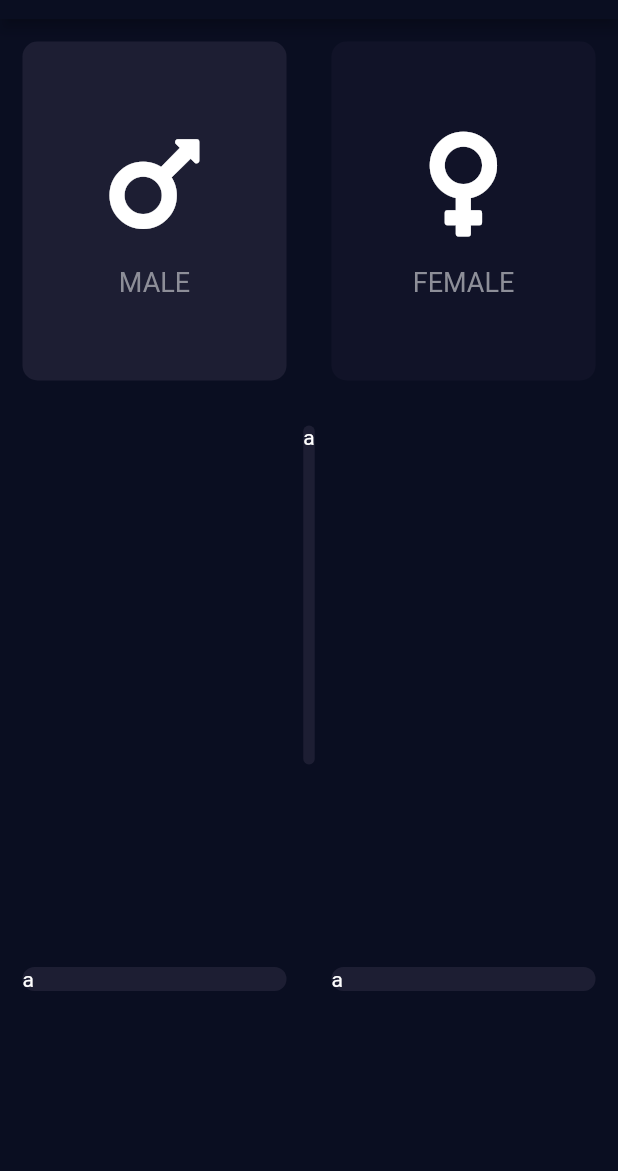
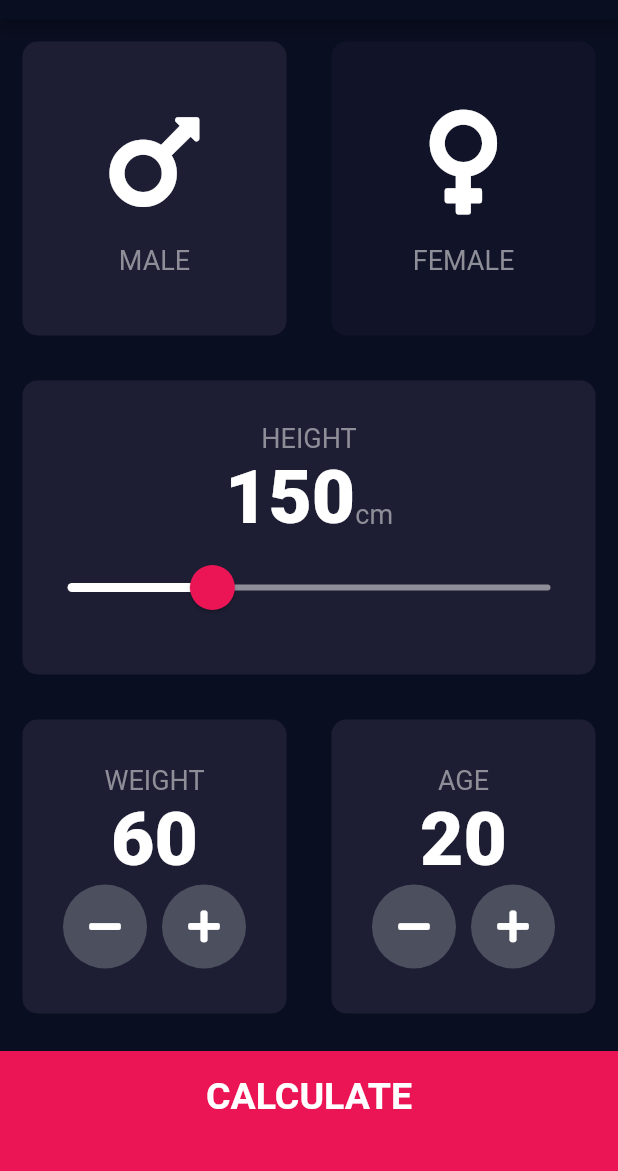
Before and after one commit to hkm007/bmi_calculator, a Flutter app: the screen it shows after launch, after a tap on "MALE", on a phone screen of 412 x 824 dp, the part 65-1236 px from its top. Run offline on Flutter 3.47's test engine with Material 2 defaults, Android fonts, the phone set to English and light mode, and no system bars; our stand-ins replace font_awesome_flutter.

Commit message:
final commit

```diff
--- /dev/null
+++ b/lib/bmi_calculator_brain.dart
@@ -0,0 +1,35 @@
+import 'dart:math';
+
+class BMICalculatorBrain {
+  BMICalculatorBrain({this.height, this.weight});
+
+  final int? height;
+  final int? weight;
+
+  double? _bmi;
+
+  String? calculateBMI() {
+    _bmi = weight! / pow(height! / 100, 2);
+    return _bmi?.toStringAsFixed(1);
+  }
+
+  String getResult() {
+    if(_bmi! >= 25) {
+      return 'Overweight';
+    } else if(_bmi! > 18.5) {
+      return 'Normal';
+    } else {
+      return 'Underweight';
+    }
+  }
+
+  String getMessage() {
+    if(_bmi! >= 25) {
+      return 'You have a higher than normal body weight. Try to exercise more.';
+    } else if(_bmi! > 18.5) {
+      return 'You have a normal body weight. Good job!';
+    } else {
+      return 'You have a lower than normal body weight. You can eat a bit more.';
+    }
+  }
+}
--- /dev/null
+++ b/lib/components/bottom_button.dart
@@ -0,0 +1,33 @@
+import 'package:flutter/material.dart';
+import 'package:bmi_calculator/constants.dart';
+
+class BottomButton extends StatelessWidget {
+  const BottomButton({
+    Key? key,
+    required this.buttonTitle,
+    required this.onTap
+  }) : super(key: key);
+
+  final VoidCallback onTap;
+  final String buttonTitle;
+
+  @override
+  Widget build(BuildContext context) {
+    return GestureDetector(
+      onTap: onTap,
+      child: Container(
+        child: Center(
+          child: Text(
+            buttonTitle,
+            style: kLargeButtonTextStyle,
+          ),
+        ),
+        padding: const EdgeInsets.only(bottom: 20.0),
+        color: kBottomContainerColour,
+        margin: const EdgeInsets.only(top: 10.0),
+        width: double.infinity,
+        height: kBottomContainerHeight,
+      ),
+    );
+  }
+}
--- a/lib/icon_content.dart
+++ b/lib/components/icon_content.dart
@@ -1,13 +1,8 @@
 import 'package:flutter/material.dart';
-
-const labelTextStyle = TextStyle(
-  fontSize: 18.0,
-  color: Color(0xff8d8e98),
-);
+import 'package:bmi_calculator/constants.dart';
 
 class IconContent extends StatelessWidget {
-  const IconContent({Key? key, required this.icon, required this.label})
-      : super(key: key);
+  const IconContent({Key? key, required this.icon, required this.label}) : super(key: key);
 
   final IconData icon;
   final String label;
@@ -26,7 +21,7 @@ class IconContent extends StatelessWidget {
         ),
         Text(
           label,
-          style: labelTextStyle,
+          style: kLabelTextStyle,
         )
       ],
     );
--- /dev/null
+++ b/lib/components/reusable_card.dart
@@ -0,0 +1,24 @@
+import 'package:flutter/material.dart';
+
+class ReusableCard extends StatelessWidget {
+  const ReusableCard({Key? key, required this.colour, this.cardChild, this.onPress}) : super(key: key);
+
+  final Color colour;
+  final Widget? cardChild;
+  final VoidCallback? onPress;
+
+  @override
+  Widget build(BuildContext context) {
+    return GestureDetector(
+      onTap: onPress,
+      child: Container(
+        child: cardChild,
+        margin: const EdgeInsets.all(15.0),
+        decoration: BoxDecoration(
+          color: colour,
+          borderRadius: BorderRadius.circular(10.0),
+        ),
+      ),
+    );
+  }
+}
--- /dev/null
+++ b/lib/components/round_icon_button.dart
@@ -0,0 +1,23 @@
+import 'package:flutter/material.dart';
+
+class RoundIconButton extends StatelessWidget {
+  const RoundIconButton({Key? key, required this.icon, required this.onPressed}) : super(key: key);
+
+  final IconData icon;
+  final VoidCallback onPressed;
+
+  @override
+  Widget build(BuildContext context) {
+    return RawMaterialButton(
+      child: Icon(icon),
+      onPressed: onPressed,
+      elevation: 0.0,
+      constraints: const BoxConstraints.tightFor(
+          width: 56.0,
+          height: 56.0
+      ),
+      shape: const CircleBorder(),
+      fillColor: const Color(0xff4c4f5e),
+    );
+  }
+}
--- /dev/null
+++ b/lib/constants.dart
@@ -0,0 +1,41 @@
+import 'package:flutter/material.dart';
+
+const kBottomContainerHeight = 80.0;
+const kActiveCardColour = Color(0xff1d1e33);
+const kInActiveCardColour = Color(0xff111328);
+const kBottomContainerColour = Color(0xffeb1555);
+
+const kLabelTextStyle = TextStyle(
+  fontSize: 18.0,
+  color: Color(0xff8d8e98),
+);
+
+const kNumberTextStyle = TextStyle(
+  fontSize: 50.0,
+  fontWeight: FontWeight.w900,
+);
+
+const kLargeButtonTextStyle = TextStyle(
+  fontSize: 25.0,
+  fontWeight: FontWeight.bold,
+);
+
+const kTitleTextStyle = TextStyle(
+  fontSize: 50.0,
+  fontWeight: FontWeight.bold
+);
+
+const kResultTextStyle = TextStyle(
+    color: Color(0xff24d876),
+    fontSize: 22.0,
+    fontWeight: FontWeight.bold
+);
+
+const kBMITextStyle = TextStyle(
+    fontSize: 100.0,
+    fontWeight: FontWeight.bold
+);
+
+const kBodyTextStyle = TextStyle(
+    fontSize: 22.0,
+);
--- a/lib/input_page.dart
+++ /dev/null
@@ -1,120 +0,0 @@
-import 'package:flutter/material.dart';
-import 'package:font_awesome_flutter/font_awesome_flutter.dart';
-import 'icon_content.dart';
-import 'reusable_card.dart';
-
-const bottomContainerHeight = 80.0;
-const activeCardColour = Color(0xff1d1e33);
-const inActiveCardColour = Color(0xff111328);
-const bottomContainerColour = Color(0xffeb1555);
-
-class InputPage extends StatefulWidget {
-  const InputPage({Key? key}) : super(key: key);
-
-  @override
-  _InputPageState createState() => _InputPageState();
-}
-
-class _InputPageState extends State<InputPage> {
-
-  Color maleCardColor = inActiveCardColour;
-  Color femaleCardColor = inActiveCardColour;
-
-  void updateColor(int gender) {
-    if(gender == 1) {
-      if(maleCardColor == inActiveCardColour) {
-        maleCardColor = activeCardColour;
-        femaleCardColor = inActiveCardColour;
-      } else {
-        maleCardColor = inActiveCardColour;
-        femaleCardColor = activeCardColour;
-      }
-    }
-
-    if(gender == 0) {
-      if(femaleCardColor == inActiveCardColour) {
-        femaleCardColor = activeCardColour;
-        maleCardColor = inActiveCardColour;
-      } else {
-        femaleCardColor = inActiveCardColour;
-        maleCardColor = activeCardColour;
-      }
-    }
-  }
-
-  @override
-  Widget build(BuildContext context) {
-    return Scaffold(
-      appBar: AppBar(
-        title: const Text('BMI CALCULATOR'),
-        backgroundColor: const Color(0xff0a0e21),
-      ),
-      body: Column(
-        children: [
-          Expanded(
-            child: Row(
-              children: [
-                Expanded(
-                  child: GestureDetector(
-                    onTap: () {
-                      setState(() {
-                        updateColor(1);
-                      });
-                    },
-                    child: ReusableCard(
-                      cardChild: const IconContent(
-                        icon: FontAwesomeIcons.mars,
-                        label: 'MALE',
-                      ),
-                      colour: maleCardColor,
-                    ),
-                  ),
-                ),
-                Expanded(
-                  child: GestureDetector(
-                    onTap: () {
-                      setState(() {
-                        updateColor(0);
-                      });
-                    },
-                    child: ReusableCard(
-                      cardChild: const IconContent(
-                        icon: FontAwesomeIcons.venus,
-                        label: 'FEMALE',
-                      ),
-                      colour: femaleCardColor,
-                    ),
-                  ),
-                ),
-              ],
-            ),
-          ),
-          const Expanded(
-            child: ReusableCard(
-              cardChild: Text('a'),
-              colour: activeCardColour,
-            ),
-          ),
-          Expanded(
-            child: Row(
-              children: const [
-                Expanded(
-                  child: ReusableCard(
-                    cardChild: Text('a'),
-                    colour: activeCardColour,
-                  ),
-                ),
-                Expanded(
-                  child: ReusableCard(
-                    cardChild: Text('a'),
-                    colour: activeCardColour,
-                  ),
-                ),
-              ],
-            ),
-          ),
-        ],
-      ),
-    );
-  }
-}
--- a/lib/main.dart
+++ b/lib/main.dart
@@ -1,5 +1,5 @@
 import 'package:flutter/material.dart';
-import 'input_page.dart';
+import 'screens/input_page.dart';
 
 void main() => runApp(const BMICalculator());
 
--- a/lib/reusable_card.dart
+++ /dev/null
@@ -1,20 +0,0 @@
-import 'package:flutter/material.dart';
-
-class ReusableCard extends StatelessWidget {
-  const ReusableCard({Key? key, required this.colour, required this.cardChild}) : super(key: key);
-
-  final Color colour;
-  final Widget cardChild;
-
-  @override
-  Widget build(BuildContext context) {
-    return Container(
-      child: cardChild,
-      margin: const EdgeInsets.all(15.0),
-      decoration: BoxDecoration(
-        color: colour,
-        borderRadius: BorderRadius.circular(10.0),
-      ),
-    );
-  }
-}
--- /dev/null
+++ b/lib/screens/input_page.dart
@@ -0,0 +1,230 @@
+import 'package:flutter/material.dart';
+import 'package:font_awesome_flutter/font_awesome_flutter.dart';
+import 'package:bmi_calculator/components/icon_content.dart';
+import 'package:bmi_calculator/components/reusable_card.dart';
+import 'package:bmi_calculator/components/bottom_button.dart';
+import 'package:bmi_calculator/components/round_icon_button.dart';
+import 'package:bmi_calculator/constants.dart';
+import 'package:bmi_calculator/bmi_calculator_brain.dart';
+import './results_page.dart';
+
+enum Gender {
+  male,
+  female
+}
+
+class InputPage extends StatefulWidget {
+  const InputPage({Key? key}) : super(key: key);
+
+  @override
+  _InputPageState createState() => _InputPageState();
+}
+
+class _InputPageState extends State<InputPage> {
+
+  Gender? selectedGender;
+  int height = 150;
+  int weight = 60;
+  int age = 20;
+
+  @override
+  Widget build(BuildContext context) {
+    return Scaffold(
+      appBar: AppBar(
+        title: const Text('BMI CALCULATOR'),
+        backgroundColor: const Color(0xff0a0e21),
+      ),
+      body: Column(
+        crossAxisAlignment: CrossAxisAlignment.stretch,
+        children: [
+          Expanded(
+            child: Row(
+              children: [
+                Expanded(
+                  child: ReusableCard(
+                    onPress: () {
+                      setState(() {
+                        selectedGender = Gender.male;
+                      });
+                    },
+                    cardChild: const IconContent(
+                      icon: FontAwesomeIcons.mars,
+                      label: 'MALE',
+                    ),
+                    colour: selectedGender == Gender.male ? kActiveCardColour : kInActiveCardColour,
+                  ),
+                ),
+                Expanded(
+                  child: ReusableCard(
+                    onPress: () {
+                      setState(() {
+                        selectedGender = Gender.female;
+                      });
+                    },
+                    cardChild: const IconContent(
+                      icon: FontAwesomeIcons.venus,
+                      label: 'FEMALE',
+                    ),
+                    colour: selectedGender == Gender.female ? kActiveCardColour : kInActiveCardColour,
+                  ),
+                ),
+              ],
+            ),
+          ),
+          Expanded(
+            child: ReusableCard(
+              cardChild: Column(
+                mainAxisAlignment: MainAxisAlignment.center,
+                children: [
+                  const Text(
+                    'HEIGHT',
+                    style: kLabelTextStyle,
+                  ),
+                  Row(
+                    mainAxisAlignment: MainAxisAlignment.center,
+                    crossAxisAlignment: CrossAxisAlignment.baseline,
+                    textBaseline: TextBaseline.alphabetic,
+                    children: [
+                      Text(
+                        height.toString(),
+                        style: kNumberTextStyle,
+                      ),
+                      const Text(
+                        'cm',
+                        style: kLabelTextStyle,
+                      ),
+                    ],
+                  ),
+                  SliderTheme(
+                    data: SliderTheme.of(context).copyWith(
+                      activeTrackColor: Colors.white,
+                      inactiveTrackColor: const Color(0xff8d8e98),
+                      thumbColor: const Color(0xffeb1555),
+                      overlayColor: const Color(0x29eb1555),
+                      thumbShape: const RoundSliderThumbShape(enabledThumbRadius: 15.0,),
+                      overlayShape: const RoundSliderOverlayShape(overlayRadius: 30.0,),
+                    ),
+                    child: Slider(
+                      value: height.toDouble(),
+                      min: 120.0,
+                      max: 220.0,
+                      onChanged: (double newValue) {
+                        setState(() {
+                          height = newValue.round();
+                        });
+                      },
+                    ),
+                  ),
+                ],
+              ),
+              colour: kActiveCardColour,
+            ),
+          ),
+          Expanded(
+            child: Row(
+              children: [
+                Expanded(
+                  child: ReusableCard(
+                    cardChild: Column(
+                      mainAxisAlignment: MainAxisAlignment.center,
+                      children: [
+                        const Text(
+                          'WEIGHT',
+                          style: kLabelTextStyle,
+                        ),
+                        Text(
+                          weight.toString(),
+                          style: kNumberTextStyle,
+                        ),
+                        Row(
+                          mainAxisAlignment: MainAxisAlignment.center,
+                          children: [
+                            RoundIconButton(
+                              icon: FontAwesomeIcons.minus,
+                              onPressed: () {
+                                setState(() {
+                                  weight--;
+                                });
+                              },
+                            ),
+                            const SizedBox(width: 10.0,),
+                            RoundIconButton(
+                              onPressed: () {
+                                setState(() {
+                                  weight++;
+                                });
+                              },
+                              icon: FontAwesomeIcons.plus,
+                            ),
+                          ],
+                        ),
+                      ],
+                    ),
+                    colour: kActiveCardColour,
+                  ),
+                ),
+                Expanded(
+                  child: ReusableCard(
+                    cardChild: Column(
+                      mainAxisAlignment: MainAxisAlignment.center,
+                      children: [
+                        const Text(
+                          'AGE',
+                          style: kLabelTextStyle,
+                        ),
+                        Text(
+                          age.toString(),
+                          style: kNumberTextStyle,
+                        ),
+                        Row(
+                          mainAxisAlignment: MainAxisAlignment.center,
+                          children: [
+                            RoundIconButton(
+                              icon: FontAwesomeIcons.minus,
+                              onPressed: () {
+                                setState(() {
+                                  age--;
+                                });
+                              },
+                            ),
+                            const SizedBox(width: 10.0,),
+                            RoundIconButton(
+                              onPressed: () {
+                                setState(() {
+                                  age++;
+                                });
+                              },
+                              icon: FontAwesomeIcons.plus,
+                            ),
+                          ],
+                        ),
+                      ],
+                    ),
+                    colour: kActiveCardColour,
+                  ),
+                ),
+              ],
+            ),
+          ),
+          BottomButton(
+            buttonTitle: 'CALCULATE',
+            onTap: () {
+              BMICalculatorBrain calc = BMICalculatorBrain(height: height, weight: weight);
+
+              Navigator.push(
+                  context,
+                  MaterialPageRoute(
+                      builder: (context) => ResultsPage(
+                        bmi: calc.calculateBMI(),
+                        message: calc.getMessage(),
+                        results: calc.getResult(),
+                      )
+                  )
+              );
+            },
+          ),
+        ],
+      ),
+    );
+  }
+}
```
Also changed, not shown: lib/screens/results_page.dart (added, +72 -0 lines).
